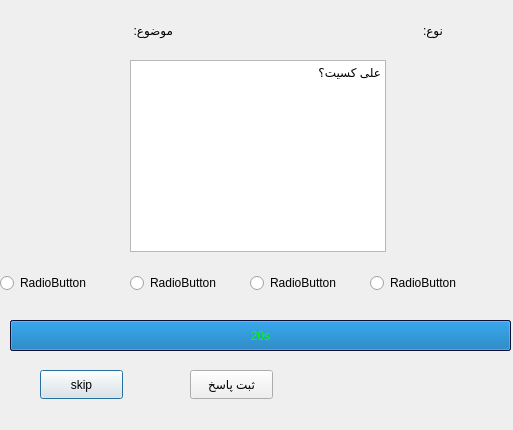
Above: TicTocToeQuiz_clinet/multiplequstion.ui from alireza1384848/AP-project before the change. Below: the same form after it.
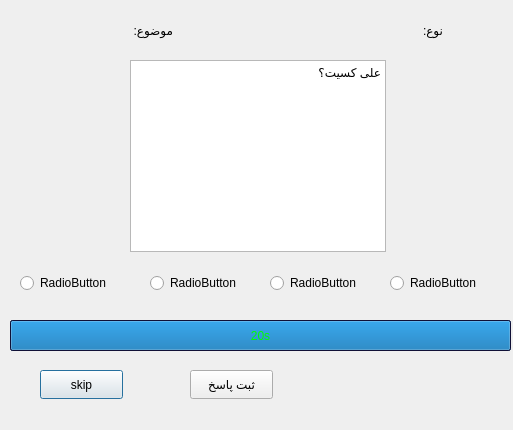
That is the form after the change.

```diff
--- a/TicTocToeQuiz_clinet/multiplequstion.ui
+++ b/TicTocToeQuiz_clinet/multiplequstion.ui
@@ -16,7 +16,7 @@
   <widget class="QRadioButton" name="answer1">
    <property name="geometry">
     <rect>
-     <x>0</x>
+     <x>20</x>
      <y>270</y>
      <width>112</width>
      <height>26</height>
@@ -29,7 +29,7 @@
   <widget class="QRadioButton" name="answer2">
    <property name="geometry">
     <rect>
-     <x>130</x>
+     <x>150</x>
      <y>270</y>
      <width>112</width>
      <height>26</height>
@@ -42,7 +42,7 @@
   <widget class="QRadioButton" name="answer3">
    <property name="geometry">
     <rect>
-     <x>250</x>
+     <x>270</x>
      <y>270</y>
      <width>112</width>
      <height>26</height>
@@ -55,7 +55,7 @@
   <widget class="QRadioButton" name="answer4">
    <property name="geometry">
     <rect>
-     <x>370</x>
+     <x>390</x>
      <y>270</y>
      <width>112</width>
      <height>26</height>
```
